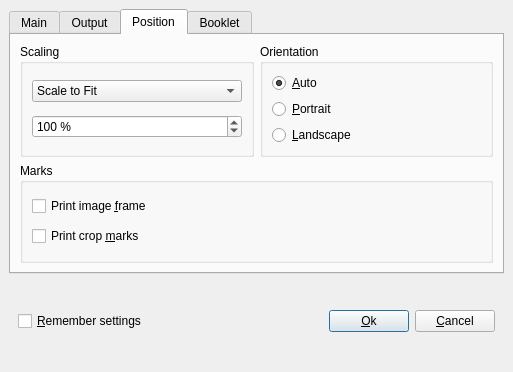
Qt form src/qdjviewprintdialog.ui (barak/djview4) before a commit.
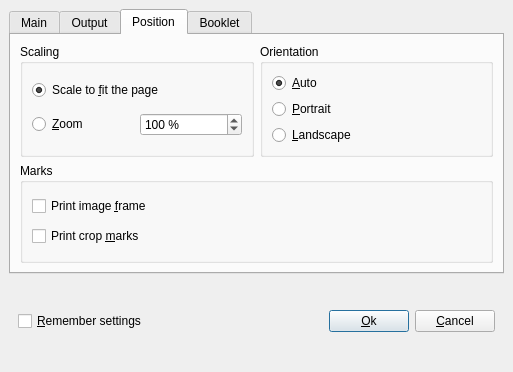
The same form after that commit. The open tabs and pages were chosen to show the change.

Commit message: Print dialog logic done.

```diff
--- a/src/qdjviewprintdialog.ui
+++ b/src/qdjviewprintdialog.ui
@@ -415,27 +415,28 @@
              <number>6</number>
             </property>
             <item>
-             <widget class="QComboBox" name="scaleComboBox" >
-              <item>
+             <widget class="QRadioButton" name="scaleToFitButton" >
                <property name="text" >
-                <string>Scale to Fit</string>
-               </property>
-              </item>
-              <item>
-               <property name="text" >
-                <string>One to One</string>
-               </property>
+               <string>Scale to &amp;fit the page</string>
+              </property>
+              <property name="checked" >
+               <bool>true</bool>
+              </property>
+             </widget>
               </item>
               <item>
-               <property name="text" >
-                <string>Current Zoom</string>
-               </property>
-              </item>
+             <layout class="QHBoxLayout" >
+              <property name="margin" >
+               <number>0</number>
+              </property>
+              <property name="spacing" >
+               <number>6</number>
+              </property>
               <item>
+               <widget class="QRadioButton" name="zoomButton" >
                <property name="text" >
-                <string>Custom Zoom:</string>
-               </property>
-              </item>
+                 <string>&amp;Zoom</string>
+                </property>
              </widget>
             </item>
             <item>
@@ -459,6 +460,8 @@
                <number>100</number>
               </property>
              </widget>
+              </item>
+             </layout>
             </item>
            </layout>
           </widget>
```
Left out of the diff: 11 changed lines with no effect on the pictures. Lines whose indentation alone changed are shown as unchanged. The commit also changes 2 other files.
